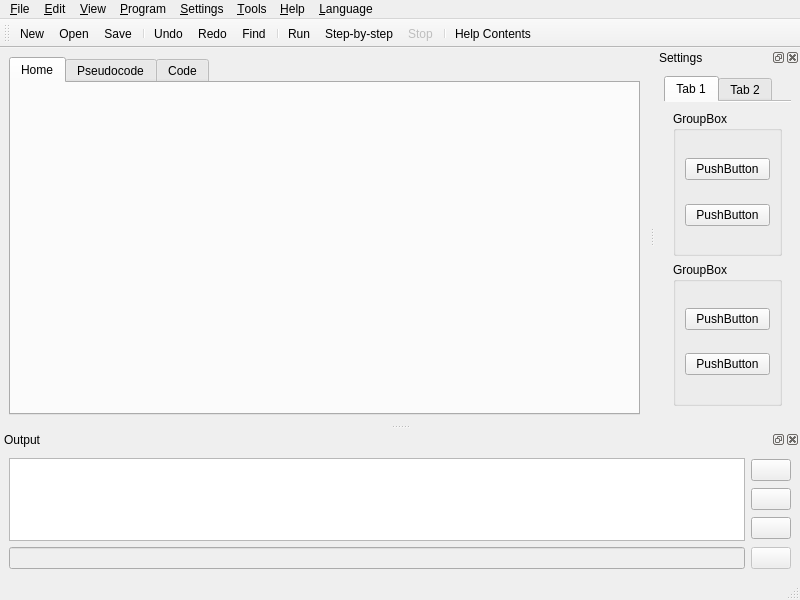
Before: the Qt Designer form src/forms/ui_mainwindow.ui in TuringApp/Turing, drawn with Qt 5.
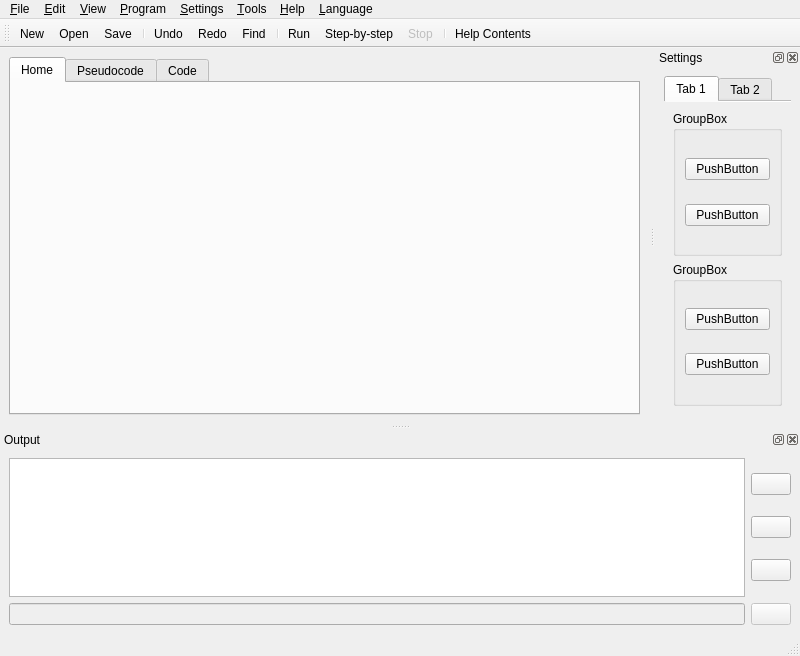
After: the same form once the commit is applied. The open tabs and pages were chosen to show the change. Icons and pictures are not drawn.

Patch:
```diff
--- a/src/forms/ui_mainwindow.ui
+++ b/src/forms/ui_mainwindow.ui
@@ -8,7 +8,7 @@
     <x>0</x>
     <y>0</y>
     <width>800</width>
-    <height>600</height>
+    <height>656</height>
    </rect>
   </property>
   <property name="windowTitle">
@@ -546,8 +546,8 @@
           <string notr="true">&lt;!DOCTYPE HTML PUBLIC &quot;-//W3C//DTD HTML 4.0//EN&quot; &quot;http://www.w3.org/TR/REC-html40/strict.dtd&quot;&gt;
 &lt;html&gt;&lt;head&gt;&lt;meta name=&quot;qrichtext&quot; content=&quot;1&quot; /&gt;&lt;style type=&quot;text/css&quot;&gt;
 p, li { white-space: pre-wrap; }
-&lt;/style&gt;&lt;/head&gt;&lt;body style=&quot; font-family:'MS Shell Dlg 2'; font-size:8.25pt; font-weight:400; font-style:normal;&quot;&gt;
-&lt;p style=&quot;-qt-paragraph-type:empty; margin-top:0px; margin-bottom:0px; margin-left:0px; margin-right:0px; -qt-block-indent:0; text-indent:0px;&quot;&gt;&lt;br /&gt;&lt;/p&gt;&lt;/body&gt;&lt;/html&gt;</string>
+&lt;/style&gt;&lt;/head&gt;&lt;body style=&quot; font-family:'Sans Serif'; font-size:9pt; font-weight:400; font-style:normal;&quot;&gt;
+&lt;p style=&quot;-qt-paragraph-type:empty; margin-top:0px; margin-bottom:0px; margin-left:0px; margin-right:0px; -qt-block-indent:0; text-indent:0px; font-family:'MS Shell Dlg 2'; font-size:8.25pt;&quot;&gt;&lt;br /&gt;&lt;/p&gt;&lt;/body&gt;&lt;/html&gt;</string>
          </property>
          <property name="acceptRichText">
           <bool>true</bool>
```
Left out of the diff: 4 changed lines with no effect on the pictures.
